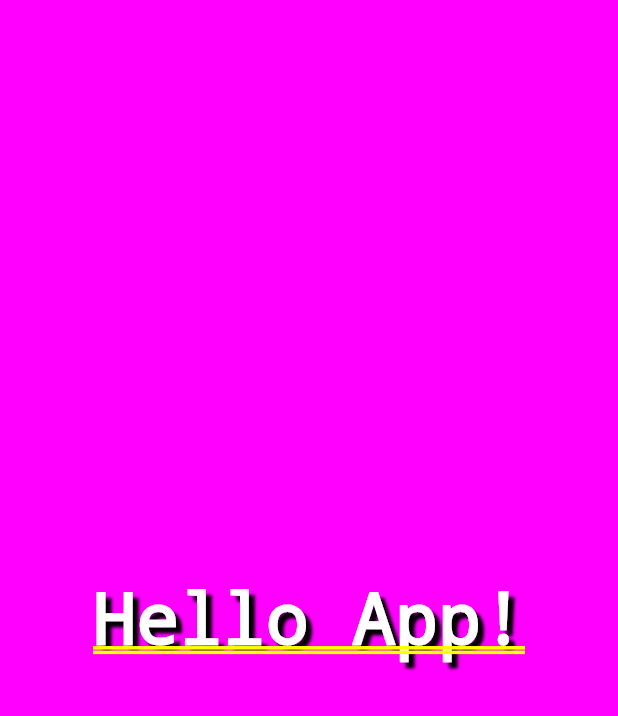
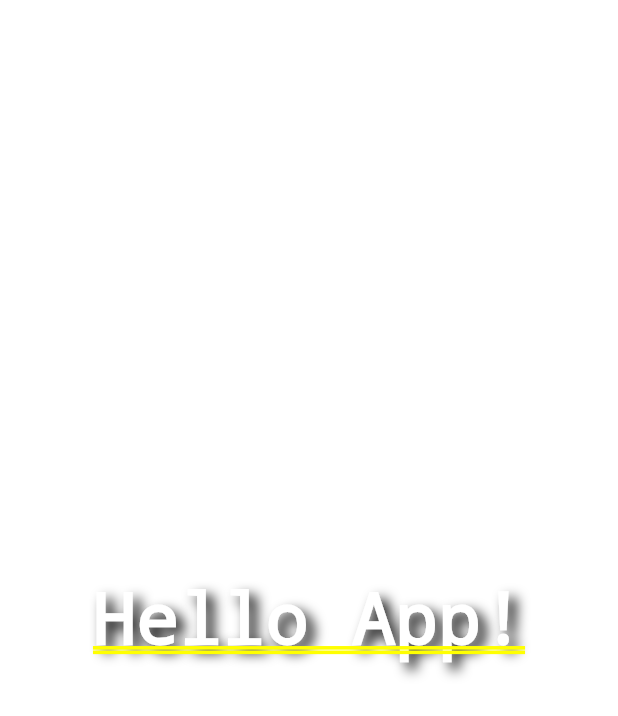
Before and after one commit to levYKpi/FlutterTestTask, a Flutter app: the screen it shows after launch, on a phone screen of 412 x 824 dp. Shown: the top 716 px of the screen. Run offline on Flutter 3.47's test engine with Material 2 defaults, Android fonts, the phone set to English and light mode, and no system bars.

Commit message:
task: move Container from MyApp to _MyHomePageState

```diff
--- a/lib/main.dart
+++ b/lib/main.dart
@@ -7,7 +7,49 @@ class MyApp extends StatelessWidget {
   Widget build(BuildContext context) {
     return MaterialApp(
       title: "Test Task",
-      home: Container(
+      // home: Container(
+      //   child: Center(
+      //     child: Text(
+      //       "Hello App!",
+      //       style: TextStyle(
+      //         color: Colors.white,
+      //         shadows: <Shadow>[
+      //           Shadow(
+      //             color: Colors.black,
+      //             offset: Offset(4.0, 4.0),
+      //             blurRadius: 2.0,
+      //           ),
+      //         ],
+      //         fontStyle: FontStyle.normal,
+      //       ),
+      //     ),
+      //   ),
+      //   color: Color(0xffff00ff),
+      // ),
+      home: MyHomePage(),
+    );
+  }
+}
+
+class MyHomePage extends StatefulWidget{
+    MyHomePage({Key key}) : super(key: key);
+
+    @override
+    _MyHomePageState createState() => _MyHomePageState();
+}
+
+class _MyHomePageState extends State<MyHomePage>{
+    Color _myColor = Colors.white;
+
+    void _getRandomColor(){
+        setState((){
+            this._myColor = MyRandomColor(this._myColor).getColor();
+        });
+    }
+
+    @override
+    Widget build(BuildContext context){
+        return Container(
           child: Center(
             child: Text(
               "Hello App!",
@@ -16,27 +58,18 @@ class MyApp extends StatelessWidget {
                 shadows: <Shadow>[
                   Shadow(
                     color: Colors.black,
-                  offset: Offset(4.0, 4.0),
-                  blurRadius: 2.0,
+                    offset: Offset(5.0, 5.0),
+                    blurRadius: 10.0,
                   ),
                 ],
                 fontStyle: FontStyle.normal,
               ),
             ),
           ),
-        color: Color(0xffff00ff),
-      ),
+          color: _myColor,
       );
     }
 }
-
-// class MyHomePage extends StatefulWidget{
-//
-// }
-//
-// class MyHomePageState extends State<MyHomePage>{
-//
-// }
 
 class MyRandomColor{
     Color _color;
```
Lines whose indentation alone changed are shown as unchanged.
